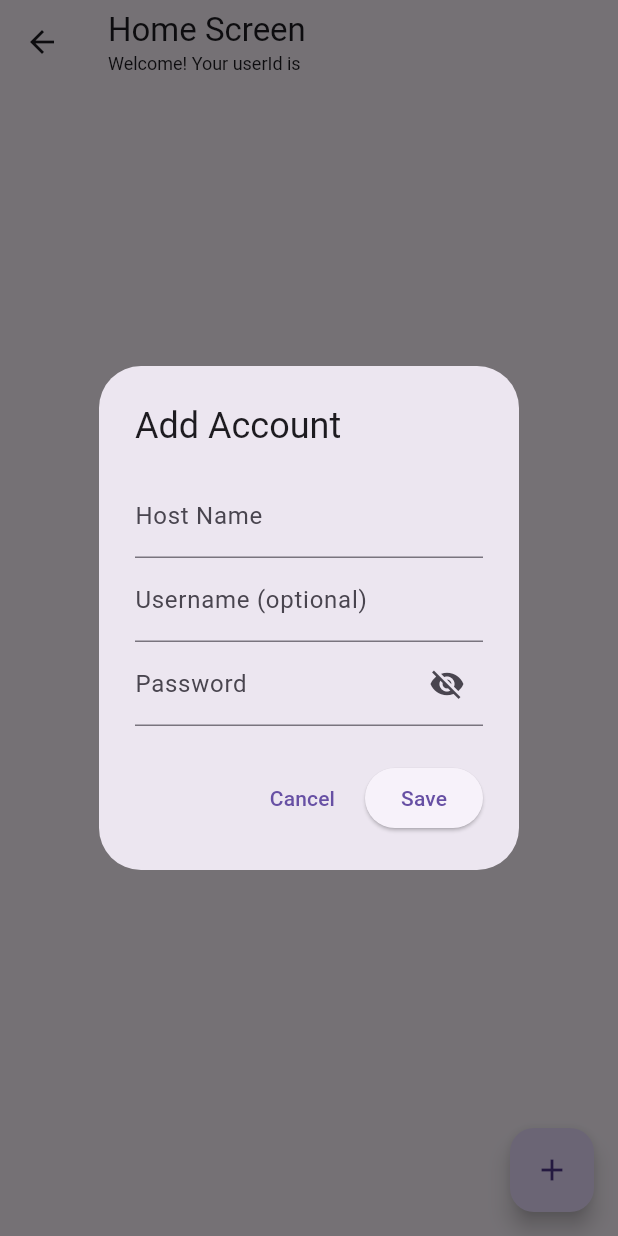
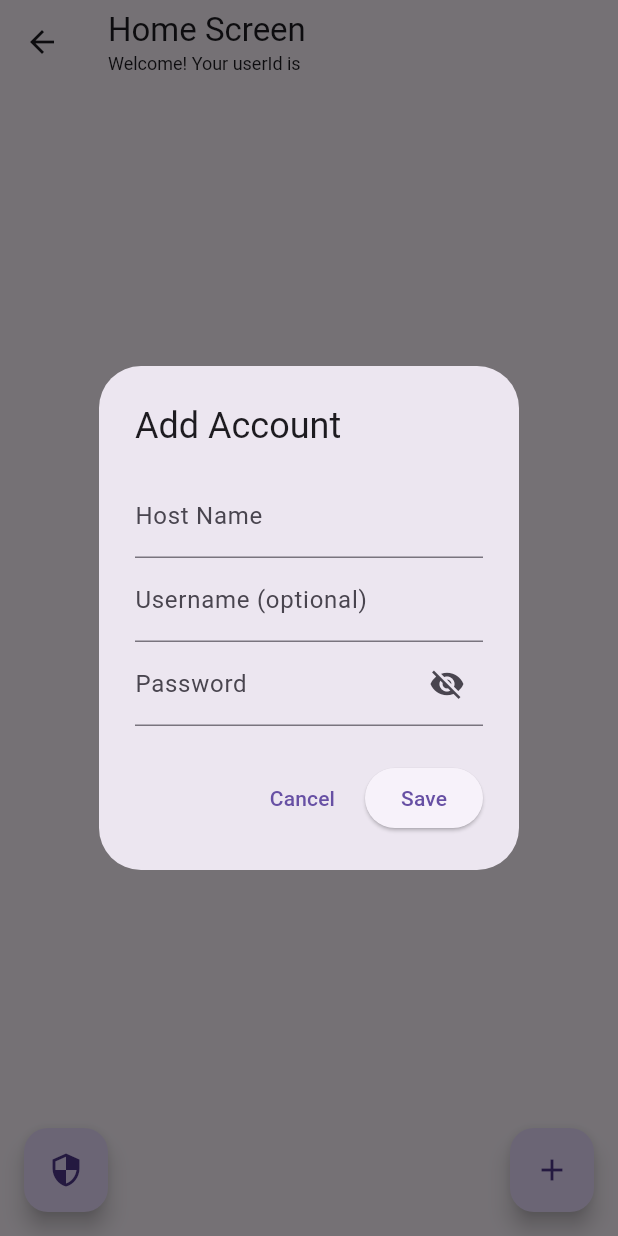
Before and after one commit to ChicoState/passguard, a Flutter app: the HomeScreen screen opened directly with empty values, after a tap on the "add" icon, on a phone screen of 412 x 824 dp. Run offline on Flutter 3.47's test engine with Material 3 defaults, Android fonts, the phone set to English and light mode, and no system bars; our stand-ins replace cloud_firestore, firebase_auth, firebase_core; accounts and stored records are empty; generated files the repository leaves out were written again.

Commit message:
added password check button and screen

```diff
--- a/passguard_app/lib/screens/home_screen.dart
+++ b/passguard_app/lib/screens/home_screen.dart
@@ -22,6 +22,7 @@ class HomeScreen extends StatelessWidget {
 */
 import 'package:flutter/material.dart';
 import 'package:cloud_firestore/cloud_firestore.dart';
+import 'package:passguard_app/screens/passwordcheck_screen.dart';
 import 'package:passguard_app/services/upload_retrieve.dart';
 
 class HomeScreen extends StatefulWidget {
@@ -269,10 +270,42 @@ class _HomeScreenState extends State<HomeScreen> {
           );
         },
       ),
-      floatingActionButton: FloatingActionButton(
-        onPressed: _showAddAccountDialog,
-        child: const Icon(Icons.add),
+      floatingActionButtonLocation: FloatingActionButtonLocation.centerFloat,
+      floatingActionButton: Row(
+        mainAxisAlignment: MainAxisAlignment.spaceBetween, // Positions FABs at both edges
+        children: [
+          // Password Check Button (Bottom Left)
+          Padding(
+            padding: const EdgeInsets.only(left: 16.0, bottom: 0.0),
+            child: FloatingActionButton(
+              onPressed: () {
+                Navigator.push(
+                  context,
+                  MaterialPageRoute(builder: (context) => PasswordCheckScreen()),
+                );
+              },
+              heroTag: 'password_check_fab',
+              tooltip: 'Check Password Leak', // Unique tag to prevent conflicts
+              child: const Icon(Icons.security),
+            ),
+          ),
+
+          // Spacer to push add button to the right
+          const Spacer(),
+
+          // Add Account Button (Bottom Right)
+          Padding(
+            padding: const EdgeInsets.only(right: 16.0, bottom: 0.0),
+            child: FloatingActionButton(
+              onPressed: _showAddAccountDialog,
+              heroTag: 'add_account_fab', // Unique tag to prevent conflicts
+              tooltip: 'Add Account',
+              child: const Icon(Icons.add),
+            ),
+          ),
+        ],
       ),
+
     );
   }
 }
```
Also changed, not shown: passguard_app/lib/screens/passwordcheck_screen.dart (added, +15 -0 lines).
